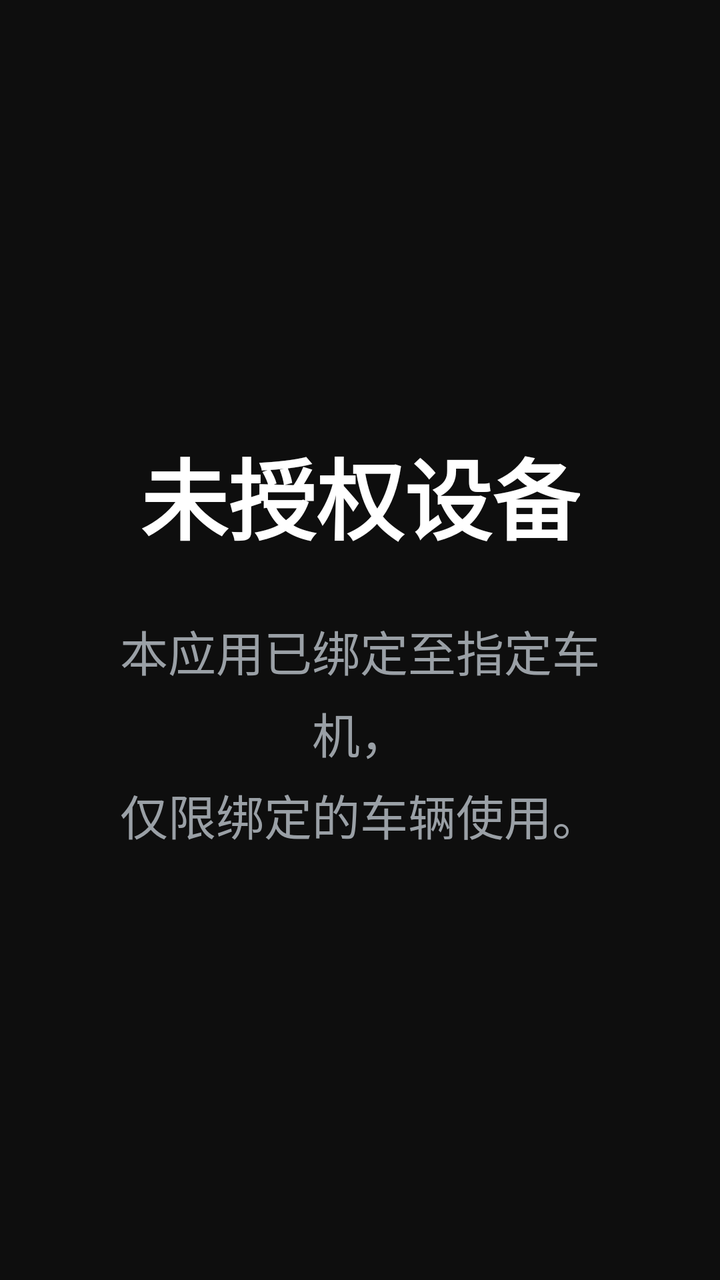
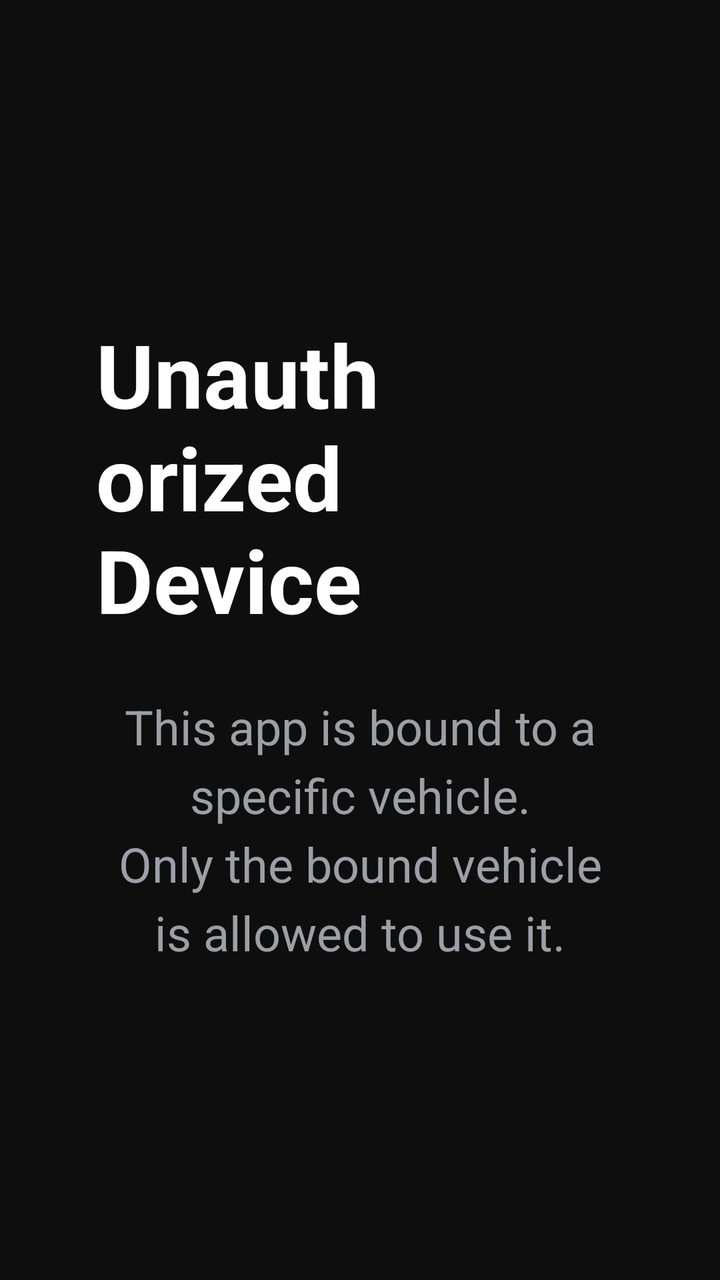

The first picture is an Android layout as it rendered before a commit; the second is the same layout after the commit. The layout source and the unified diff follow.
<!-- AndroidManifest.xml: application theme Theme.Nspace -->
<!-- res/layout/activity_lock.xml -->
<?xml version="1.0" encoding="utf-8"?>
<FrameLayout xmlns:android="http://schemas.android.com/apk/res/android"
    android:layout_width="match_parent"
    android:layout_height="match_parent"
    android:background="#0E0E0E">

    <LinearLayout
        android:layout_width="wrap_content"
        android:layout_height="wrap_content"
        android:layout_gravity="center"
        android:orientation="vertical"
        android:gravity="center_horizontal"
        android:padding="48dp">

        <TextView
            android:layout_width="wrap_content"
            android:layout_height="wrap_content"
            android:text="未授权设备"
            android:textColor="#FFFFFF"
            android:textSize="44sp"
            android:textStyle="bold" />

        <TextView
            android:layout_width="wrap_content"
            android:layout_height="wrap_content"
            android:layout_marginTop="28dp"
            android:gravity="center"
            android:lineSpacingExtra="6dp"
            android:text="本应用已绑定至指定车机，\n仅限绑定的车辆使用。"
            android:textColor="#9AA0A6"
            android:textSize="24sp" />
    </LinearLayout>
</FrameLayout>
<!-- resources referenced by this layout -->
<resources>
  <style name="Theme.Nspace" parent="Theme.MaterialComponents.NoActionBar">
      <item name="colorPrimary">@color/nspace_primary</item>
      <item name="colorPrimaryVariant">@color/nspace_primary_dark</item>
      <item name="colorOnPrimary">@color/white</item>
      <item name="colorSecondary">@color/nspace_accent</item>
      <item name="colorOnSecondary">@color/white</item>
      <item name="colorAccent">@color/nspace_accent</item>
  
      <item name="android:colorBackground">@color/nspace_background</item>
      <item name="colorSurface">@color/nspace_surface</item>
      <item name="android:windowBackground">@color/nspace_background</item>
      <item name="android:statusBarColor">@color/nspace_background</item>
      <item name="android:navigationBarColor">@color/nspace_background</item>
      <item name="android:windowFullscreen">true</item>
  
      <item name="android:textColorPrimary">@color/nspace_on_background</item>
      <item name="android:textColorSecondary">@color/nspace_on_surface</item>
      <item name="android:fontFamily">sans-serif</item>
  
      <item name="drawerArrowStyle">@style/NspaceDrawerArrow</item>
  
      
      <item name="materialButtonStyle">@style/NspaceButton</item>
      <item name="buttonStyle">@style/NspaceButton</item>
      <item name="editTextStyle">@style/NspaceEditText</item>
    </style>
  <color name="nspace_primary">#00B268</color>
  <color name="nspace_primary_dark">#007B49</color>
  <color name="white">#FFFFFFFF</color>
  <color name="nspace_accent">#1CDD8E</color>
  <color name="nspace_background">#060709</color>
  <color name="nspace_surface">#0E1318</color>
  <color name="nspace_on_background">#EEEEEE</color>
  <color name="nspace_on_surface">#C9D1D9</color>
  <style name="NspaceDrawerArrow" parent="Widget.AppCompat.DrawerArrowToggle">
      <item name="color">@color/nspace_accent</item>
    </style>
  <style name="NspaceButton" parent="Widget.MaterialComponents.Button">
      <item name="backgroundTint">@color/nspace_primary</item>
      <item name="android:textColor">@color/white</item>
      <item name="android:textAllCaps">false</item>
      <item name="android:textSize">16sp</item>
      <item name="cornerRadius">28dp</item>
      <item name="android:minHeight">48dp</item>
      <item name="android:paddingStart">24dp</item>
      <item name="android:paddingEnd">24dp</item>
    </style>
  <style name="NspaceEditText" parent="Widget.AppCompat.EditText">
      <item name="android:background">@drawable/nspace_edittext_bg</item>
      <item name="android:textColor">@color/nspace_on_background</item>
      <item name="android:textSize">16sp</item>
      <item name="android:paddingStart">18dp</item>
      <item name="android:paddingEnd">18dp</item>
      <item name="android:minHeight">52dp</item>
    </style>
  <!-- drawable nspace_edittext_bg (drawable) -->
  <?xml version="1.0" encoding="utf-8"?>
  <selector xmlns:android="http://schemas.android.com/apk/res/android">
    
    <item android:state_focused="true">
      <shape android:shape="rectangle">
        <solid android:color="@color/nspace_surface" />
        <stroke
            android:width="2dp"
            android:color="@color/nspace_primary" />
        <corners android:radius="@dimen/nspace_edit_radius" />
      </shape>
    </item>
    
    <item>
      <shape android:shape="rectangle">
        <solid android:color="@color/nspace_surface" />
        <stroke
            android:width="1dp"
            android:color="@color/nspace_surface_variant" />
        <corners android:radius="@dimen/nspace_edit_radius" />
      </shape>
    </item>
  </selector>
  <dimen name="nspace_edit_radius">26dp</dimen>
  <color name="nspace_surface_variant">#1A232B</color>
</resources>

<!-- the commit's change to res/layout/activity_lock.xml (unified diff, before → after) -->
@@ -15,7 +15,7 @@
         <TextView
             android:layout_width="wrap_content"
             android:layout_height="wrap_content"
-            android:text="未授权设备"
+            android:text="@string/lock_title"
             android:textColor="#FFFFFF"
             android:textSize="44sp"
             android:textStyle="bold" />
@@ -26,7 +26,7 @@
             android:layout_marginTop="28dp"
             android:gravity="center"
             android:lineSpacingExtra="6dp"
-            android:text="本应用已绑定至指定车机，\n仅限绑定的车辆使用。"
+            android:text="@string/lock_message"
             android:textColor="#9AA0A6"
             android:textSize="24sp" />
     </LinearLayout>
<!-- resource entries referenced after the edit -->
@@ -1,5 +1,7 @@
 <!-- resources referenced by this layout -->
 <resources>
+  <string name="lock_message">This app is bound to a specific vehicle.\nOnly the bound vehicle is allowed to use it.</string>
+  <string name="lock_title">Unauthorized Device</string>
   <style name="Theme.Nspace" parent="Theme.MaterialComponents.NoActionBar">
       <item name="colorPrimary">@color/nspace_primary</item>
       <item name="colorPrimaryVariant">@color/nspace_primary_dark</item>
